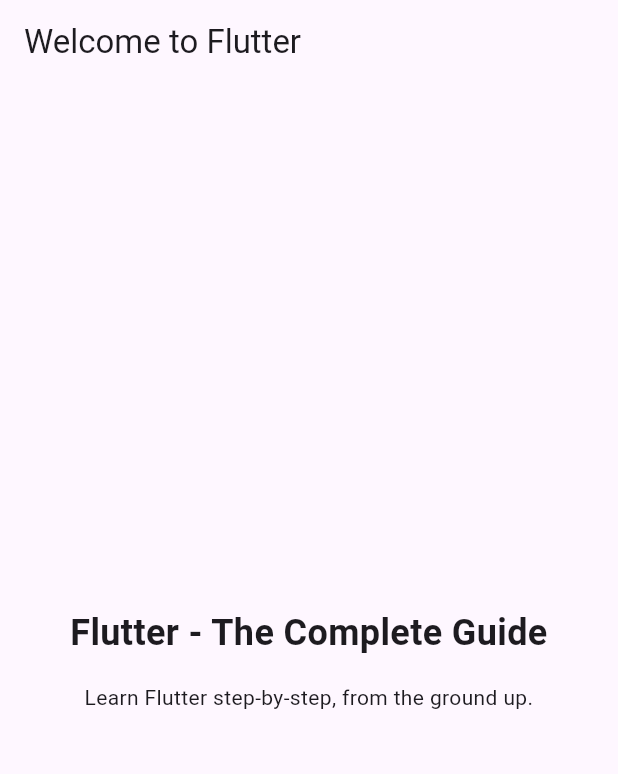
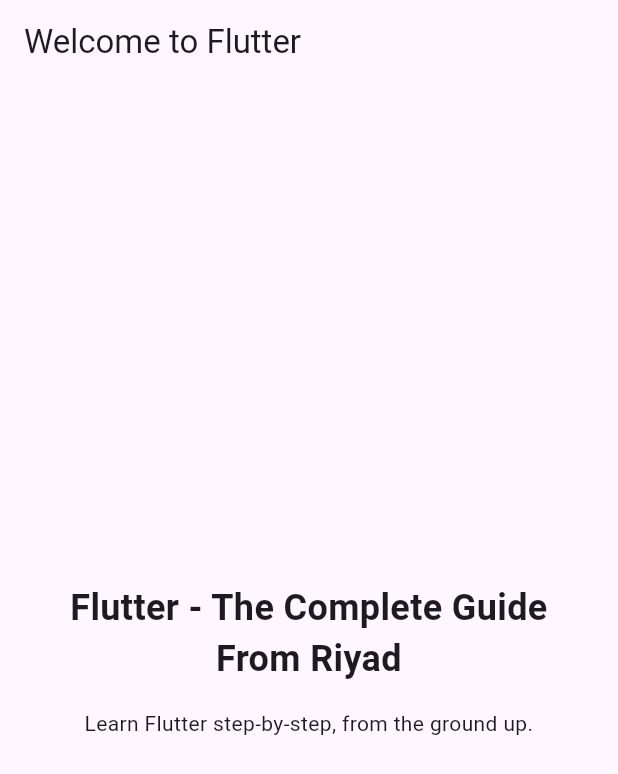
Before and after one commit to yhrjfj/Dice_App, a Flutter app: the screen it shows after launch, on a phone screen of 412 x 824 dp. Shown: the top 774 px of the screen. Run offline on Flutter 3.47's test engine with Material 2 defaults, Android fonts, the phone set to English and light mode, and no system bars.

Commit message:
Demo code

```diff
--- a/lib/main.dart
+++ b/lib/main.dart
@@ -33,7 +33,7 @@ class MyApp extends StatelessWidget {
             crossAxisAlignment: CrossAxisAlignment.center,
             children: const [
               Text(
-                'Flutter - The Complete Guide',
+                'Flutter - The Complete Guide\nFrom Riyad',
                 textAlign: TextAlign.center,
                 style: TextStyle(
                   fontSize: 24,
```
